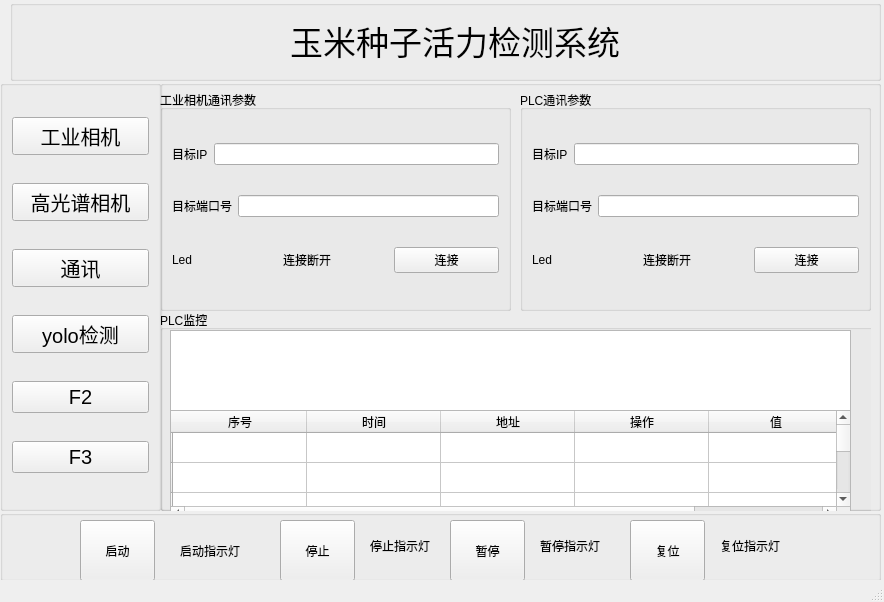
This is ui/main.ui in Komo017/CornSeeds as Qt 5 draws it before an edit. The edited form follows.
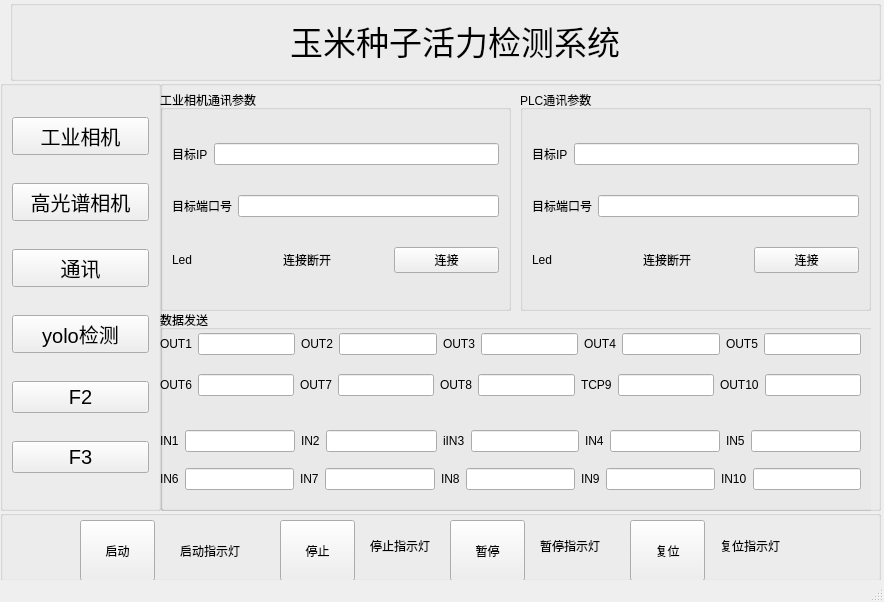
This is the edited form. Icons and pictures are not drawn.

Patch:
```diff
--- a/ui/main.ui
+++ b/ui/main.ui
@@ -336,89 +336,327 @@
         </rect>
        </property>
        <property name="title">
-        <string>PLC监控</string>
+        <string>数据发送</string>
        </property>
-       <widget class="QTableWidget" name="tableWidget">
+       <widget class="QWidget" name="layoutWidget">
         <property name="geometry">
          <rect>
-          <x>10</x>
-          <y>100</y>
-          <width>681</width>
-          <height>111</height>
+          <x>0</x>
+          <y>10</y>
+          <width>701</width>
+          <height>91</height>
          </rect>
         </property>
-        <attribute name="horizontalHeaderVisible">
-         <bool>true</bool>
-        </attribute>
-        <attribute name="horizontalHeaderCascadingSectionResizes">
-         <bool>false</bool>
-        </attribute>
-        <attribute name="horizontalHeaderDefaultSectionSize">
-         <number>134</number>
-        </attribute>
-        <attribute name="verticalHeaderVisible">
-         <bool>true</bool>
-        </attribute>
-        <row>
-         <property name="text">
-          <string/>
-         </property>
-        </row>
-        <row>
-         <property name="text">
-          <string/>
-         </property>
-        </row>
-        <row>
-         <property name="text">
-          <string/>
-         </property>
-        </row>
-        <row>
-         <property name="text">
-          <string/>
-         </property>
-        </row>
-        <row>
-         <property name="text">
-          <string/>
-         </property>
-        </row>
-        <column>
-         <property name="text">
-          <string>序号</string>
-         </property>
-        </column>
-        <column>
-         <property name="text">
-          <string>时间</string>
-         </property>
-        </column>
-        <column>
-         <property name="text">
-          <string>地址</string>
-         </property>
-        </column>
-        <column>
-         <property name="text">
-          <string>操作</string>
-         </property>
-        </column>
-        <column>
-         <property name="text">
-          <string>值</string>
-         </property>
-        </column>
+        <layout class="QVBoxLayout" name="verticalLayout_5">
+         <item>
+          <layout class="QHBoxLayout" name="horizontalLayout_13">
+           <item>
+            <layout class="QHBoxLayout" name="horizontalLayout_8">
+             <item>
+              <widget class="QLabel" name="label">
+               <property name="text">
+                <string>OUT1</string>
+               </property>
+              </widget>
+             </item>
+             <item>
+              <widget class="QLineEdit" name="tcp1_2"/>
+             </item>
+            </layout>
+           </item>
+           <item>
+            <layout class="QHBoxLayout" name="horizontalLayout_9">
+             <item>
+              <widget class="QLabel" name="label_4">
+               <property name="text">
+                <string>OUT2</string>
+               </property>
+              </widget>
+             </item>
+             <item>
+              <widget class="QLineEdit" name="tcp2"/>
+             </item>
+            </layout>
+           </item>
+           <item>
+            <layout class="QHBoxLayout" name="horizontalLayout_10">
+             <item>
+              <widget class="QLabel" name="label_7">
+               <property name="text">
+                <string>OUT3</string>
+               </property>
+              </widget>
+             </item>
+             <item>
+              <widget class="QLineEdit" name="tcp3"/>
+             </item>
+            </layout>
+           </item>
+           <item>
+            <layout class="QHBoxLayout" name="horizontalLayout_11">
+             <item>
+              <widget class="QLabel" name="label_8">
+               <property name="text">
+                <string>OUT4</string>
+               </property>
+              </widget>
+             </item>
+             <item>
+              <widget class="QLineEdit" name="tcp4"/>
+             </item>
+            </layout>
+           </item>
+           <item>
+            <layout class="QHBoxLayout" name="horizontalLayout_12">
+             <item>
+              <widget class="QLabel" name="label_9">
+               <property name="text">
+                <string>OUT5</string>
+               </property>
+              </widget>
+             </item>
+             <item>
+              <widget class="QLineEdit" name="tcp5"/>
+             </item>
+            </layout>
+           </item>
+          </layout>
+         </item>
+         <item>
+          <layout class="QHBoxLayout" name="horizontalLayout_14">
+           <item>
+            <layout class="QHBoxLayout" name="horizontalLayout_15">
+             <item>
+              <widget class="QLabel" name="label_10">
+               <property name="text">
+                <string>OUT6</string>
+               </property>
+              </widget>
+             </item>
+             <item>
+              <widget class="QLineEdit" name="tcp6"/>
+             </item>
+            </layout>
+           </item>
+           <item>
+            <layout class="QHBoxLayout" name="horizontalLayout_16">
+             <item>
+              <widget class="QLabel" name="label_11">
+               <property name="text">
+                <string>OUT7</string>
+               </property>
+              </widget>
+             </item>
+             <item>
+              <widget class="QLineEdit" name="tcp7"/>
+             </item>
+            </layout>
+           </item>
+           <item>
+            <layout class="QHBoxLayout" name="horizontalLayout_17">
+             <item>
+              <widget class="QLabel" name="label_12">
+               <property name="text">
+                <string>OUT8</string>
+               </property>
+              </widget>
+             </item>
+             <item>
+              <widget class="QLineEdit" name="tcp8"/>
+             </item>
+            </layout>
+           </item>
+           <item>
+            <layout class="QHBoxLayout" name="horizontalLayout_18">
+             <item>
+              <widget class="QLabel" name="label_13">
+               <property name="text">
+                <string>TCP9</string>
+               </property>
+              </widget>
+             </item>
+             <item>
+              <widget class="QLineEdit" name="tcp9"/>
+             </item>
+            </layout>
+           </item>
+           <item>
+            <layout class="QHBoxLayout" name="horizontalLayout_19">
+             <item>
+              <widget class="QLabel" name="label_14">
+               <property name="text">
+                <string>OUT10</string>
+               </property>
+              </widget>
+             </item>
+             <item>
+              <widget class="QLineEdit" name="tcp10"/>
+             </item>
+            </layout>
+           </item>
+          </layout>
+         </item>
+        </layout>
        </widget>
-       <widget class="QPlainTextEdit" name="PLCLog">
+       <widget class="QWidget" name="layoutWidget_2">
         <property name="geometry">
          <rect>
-          <x>10</x>
-          <y>20</y>
-          <width>681</width>
+          <x>0</x>
+          <y>110</y>
+          <width>701</width>
           <height>81</height>
          </rect>
         </property>
+        <layout class="QVBoxLayout" name="verticalLayout_6">
+         <item>
+          <layout class="QHBoxLayout" name="horizontalLayout_20">
+           <item>
+            <layout class="QHBoxLayout" name="horizontalLayout_21">
+             <item>
+              <widget class="QLabel" name="label_15">
+               <property name="text">
+                <string>IN1</string>
+               </property>
+              </widget>
+             </item>
+             <item>
+              <widget class="QLineEdit" name="tcp1_3"/>
+             </item>
+            </layout>
+           </item>
+           <item>
+            <layout class="QHBoxLayout" name="horizontalLayout_22">
+             <item>
+              <widget class="QLabel" name="label_16">
+               <property name="text">
+                <string>IN2</string>
+               </property>
+              </widget>
+             </item>
+             <item>
+              <widget class="QLineEdit" name="tcp2_2"/>
+             </item>
+            </layout>
+           </item>
+           <item>
+            <layout class="QHBoxLayout" name="horizontalLayout_23">
+             <item>
+              <widget class="QLabel" name="label_17">
+               <property name="text">
+                <string>iIN3</string>
+               </property>
+              </widget>
+             </item>
+             <item>
+              <widget class="QLineEdit" name="tcp3_2"/>
+             </item>
+            </layout>
+           </item>
+           <item>
+            <layout class="QHBoxLayout" name="horizontalLayout_24">
+             <item>
+              <widget class="QLabel" name="label_18">
+               <property name="text">
+                <string>IN4</string>
+               </property>
+              </widget>
+             </item>
+             <item>
+              <widget class="QLineEdit" name="tcp4_2"/>
+             </item>
+            </layout>
+           </item>
+           <item>
+            <layout class="QHBoxLayout" name="horizontalLayout_25">
+             <item>
+              <widget class="QLabel" name="label_19">
+               <property name="text">
+                <string>IN5</string>
+               </property>
+              </widget>
+             </item>
+             <item>
+              <widget class="QLineEdit" name="tcp5_2"/>
+             </item>
+            </layout>
+           </item>
+          </layout>
+         </item>
+         <item>
+          <layout class="QHBoxLayout" name="horizontalLayout_26">
+           <item>
+            <layout class="QHBoxLayout" name="horizontalLayout_27">
+             <item>
+              <widget class="QLabel" name="label_20">
+               <property name="text">
+                <string>IN6</string>
+               </property>
+              </widget>
+             </item>
+             <item>
+              <widget class="QLineEdit" name="tcp6_2"/>
+             </item>
+            </layout>
+           </item>
+           <item>
+            <layout class="QHBoxLayout" name="horizontalLayout_28">
+             <item>
+              <widget class="QLabel" name="label_21">
+               <property name="text">
+                <string>IN7</string>
+               </property>
+              </widget>
+             </item>
+             <item>
+              <widget class="QLineEdit" name="tcp7_2"/>
+             </item>
+            </layout>
+           </item>
+           <item>
+            <layout class="QHBoxLayout" name="horizontalLayout_29">
+             <item>
+              <widget class="QLabel" name="label_22">
+               <property name="text">
+                <string>IN8</string>
+               </property>
+              </widget>
+             </item>
+             <item>
+              <widget class="QLineEdit" name="tcp8_2"/>
+             </item>
+            </layout>
+           </item>
+           <item>
+            <layout class="QHBoxLayout" name="horizontalLayout_30">
+             <item>
+              <widget class="QLabel" name="label_23">
+               <property name="text">
+                <string>IN9</string>
+               </property>
+              </widget>
+             </item>
+             <item>
+              <widget class="QLineEdit" name="tcp9_2"/>
+             </item>
+            </layout>
+           </item>
+           <item>
+            <layout class="QHBoxLayout" name="horizontalLayout_31">
+             <item>
+              <widget class="QLabel" name="label_24">
+               <property name="text">
+                <string>IN10</string>
+               </property>
+              </widget>
+             </item>
+             <item>
+              <widget class="QLineEdit" name="tcp10_2"/>
+             </item>
+            </layout>
+           </item>
+          </layout>
+         </item>
+        </layout>
        </widget>
       </widget>
      </widget>
```
